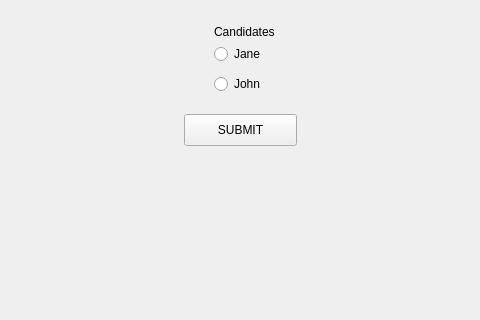
This is gui.ui in chandlercrist/finalproject as Qt 5 draws it before an edit; both pictures show x 146 to 626 and y 115 to 435 of the 800 by 600 pixel window. The edited form follows.
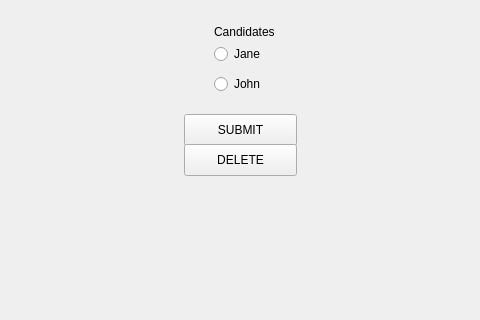
This is the edited form.

What changed in the file:
```diff
--- a/gui.ui
+++ b/gui.ui
@@ -114,6 +114,19 @@
      <string>SUBMIT</string>
     </property>
    </widget>
+   <widget class="QPushButton" name="delete_button">
+    <property name="geometry">
+     <rect>
+      <x>330</x>
+      <y>240</y>
+      <width>113</width>
+      <height>32</height>
+     </rect>
+    </property>
+    <property name="text">
+     <string>DELETE</string>
+    </property>
+   </widget>
   </widget>
   <widget class="QMenuBar" name="menubar">
    <property name="geometry">
```
